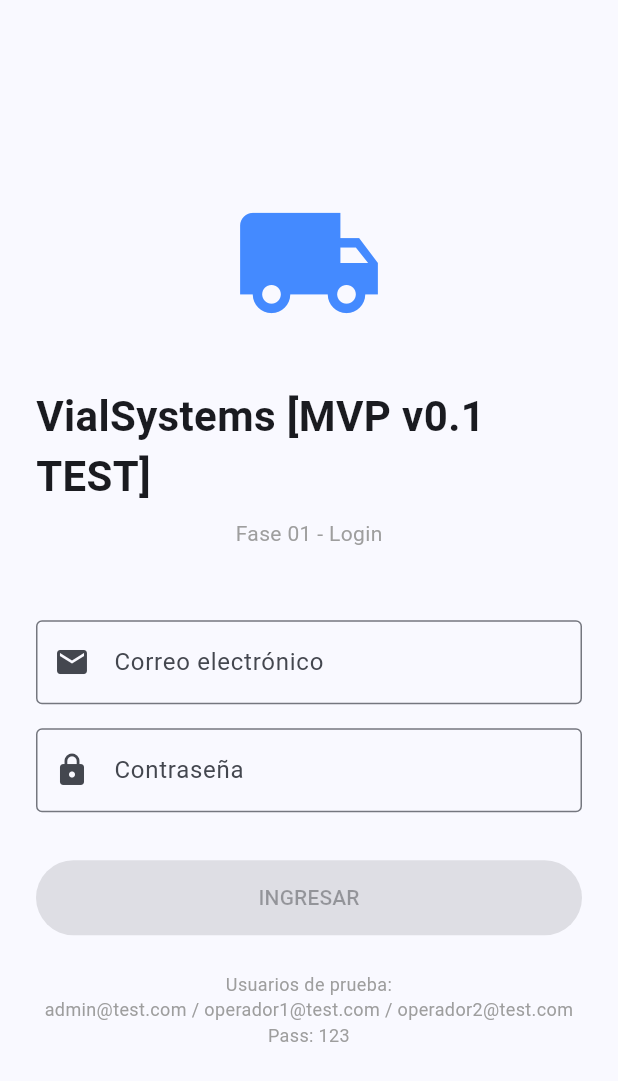
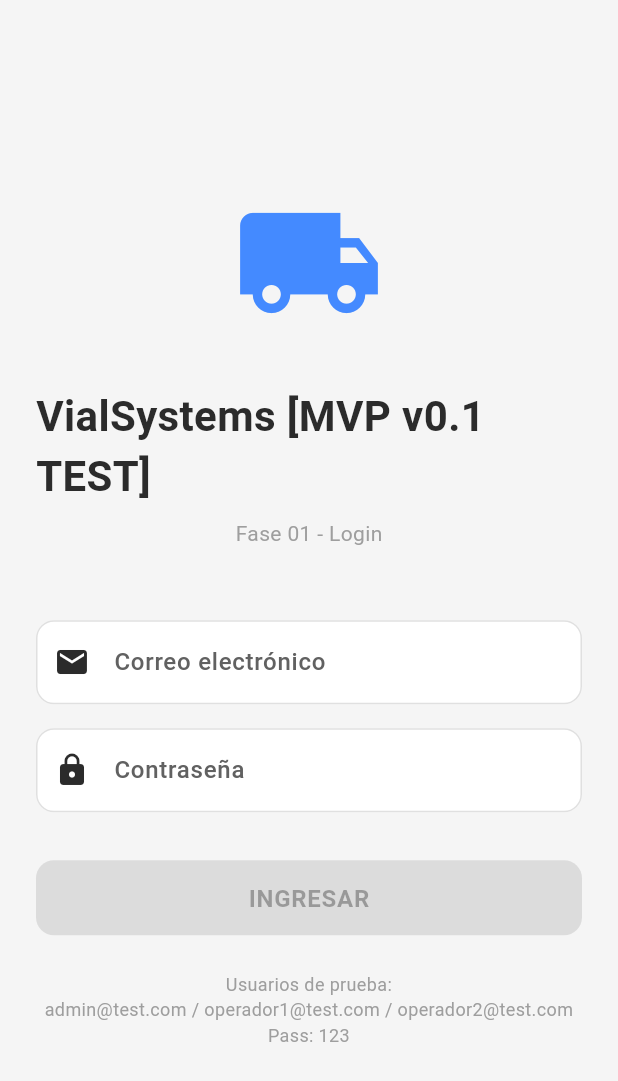
Before and after one commit to Rodakis/vialsystems-platform, a Flutter app: the screen it shows after launch, on a phone screen of 412 x 824 dp. Shown: the top 1081 px of the screen. Run offline on Flutter 3.47's test engine with Material 3 defaults, Android fonts, the phone set to English and light mode, and no system bars; our stand-ins replace image_picker, pdf, printing, shared_preferences, supabase_flutter; accounts and stored records are empty.

Commit message:
feat: implementar Fase 1 UI/UX: Identidad Visual, Design Tokens, Feature Flags e inyeccion de widgets ergonómicos

```diff
--- /dev/null
+++ b/vial_systems/lib/core/theme/app_colors.dart
@@ -0,0 +1,11 @@
+import 'package:flutter/material.dart';
+
+class AppColors {
+  static const yellowIndustrial = Color(0xFFF4B400);
+  static const darkGraphite = Color(0xFF2B2B2B);
+  static const lightGray = Color(0xFFF5F5F5);
+  static const operationalGreen = Color(0xFF4CAF50);
+  static const orangeAlert = Color(0xFFFF9800);
+  static const controlledRed = Color(0xFFD32F2F);
+  static const connectionGray = Color(0xFF9E9E9E);
+}
--- /dev/null
+++ b/vial_systems/lib/core/theme/app_theme.dart
@@ -0,0 +1,120 @@
+import 'package:flutter/material.dart';
+import 'app_colors.dart';
+import 'design_tokens.dart';
+
+class AppTheme {
+  static ThemeData get lightTheme {
+    return ThemeData(
+      useMaterial3: true,
+      colorScheme: const ColorScheme.light(
+        primary: AppColors.yellowIndustrial,
+        onPrimary: AppColors.darkGraphite,
+        secondary: AppColors.darkGraphite,
+        onSecondary: Colors.white,
+        surface: Colors.white,
+        onSurface: AppColors.darkGraphite,
+        error: AppColors.controlledRed,
+        onError: Colors.white,
+      ),
+      scaffoldBackgroundColor: AppColors.lightGray,
+      primaryColor: AppColors.yellowIndustrial,
+      fontFamily: 'Roboto', // Fallback nativo limpio y legible en Android/Web
+
+      appBarTheme: const AppBarTheme(
+        backgroundColor: AppColors.darkGraphite,
+        foregroundColor: Colors.white,
+        elevation: AppElevation.low,
+        iconTheme: IconThemeData(color: Colors.white),
+        actionsIconTheme: IconThemeData(color: Colors.white),
+        titleTextStyle: TextStyle(
+          color: Colors.white,
+          fontSize: 20,
+          fontWeight: FontWeight.bold,
+          letterSpacing: 0.5,
+        ),
+      ),
+
+      inputDecorationTheme: InputDecorationTheme(
+        filled: true,
+        fillColor: Colors.white,
+        contentPadding: const EdgeInsets.all(AppSpacing.md),
+        border: OutlineInputBorder(
+          borderRadius: BorderRadius.circular(AppRadius.md),
+          borderSide: BorderSide(color: Colors.grey.shade300),
+        ),
+        enabledBorder: OutlineInputBorder(
+          borderRadius: BorderRadius.circular(AppRadius.md),
+          borderSide: BorderSide(color: Colors.grey.shade300),
+        ),
+        focusedBorder: OutlineInputBorder(
+          borderRadius: BorderRadius.circular(AppRadius.md),
+          borderSide: const BorderSide(color: AppColors.yellowIndustrial, width: 2.0),
+        ),
+        errorBorder: OutlineInputBorder(
+          borderRadius: BorderRadius.circular(AppRadius.md),
+          borderSide: const BorderSide(color: AppColors.controlledRed, width: 1.5),
+        ),
+        focusedErrorBorder: OutlineInputBorder(
+          borderRadius: BorderRadius.circular(AppRadius.md),
+          borderSide: const BorderSide(color: AppColors.controlledRed, width: 2.0),
+        ),
+        labelStyle: TextStyle(
+          color: Colors.grey.shade700,
+          fontWeight: FontWeight.w500,
+        ),
+        hintStyle: TextStyle(
+          color: Colors.grey.shade500,
+        ),
+      ),
+
+      elevatedButtonTheme: ElevatedButtonThemeData(
+        style: ElevatedButton.styleFrom(
+          backgroundColor: AppColors.yellowIndustrial,
+          foregroundColor: AppColors.darkGraphite,
+          elevation: AppElevation.low,
+          minimumSize: const Size(88, 48), // Target táctil ergonómico de 48px
+          padding: const EdgeInsets.symmetric(
+            horizontal: AppSpacing.lg,
+            vertical: AppSpacing.md,
+          ),
+          shape: RoundedRectangleBorder(
+            borderRadius: BorderRadius.circular(AppRadius.md),
+          ),
+          textStyle: const TextStyle(
+            fontWeight: FontWeight.bold,
+            fontSize: 16,
+            letterSpacing: 0.5,
+          ),
+        ),
+      ),
+
+      outlinedButtonTheme: OutlinedButtonThemeData(
+        style: OutlinedButton.styleFrom(
+          foregroundColor: AppColors.darkGraphite,
+          side: const BorderSide(color: AppColors.darkGraphite, width: 1.5),
+          minimumSize: const Size(88, 48), // Target táctil ergonómico de 48px
+          padding: const EdgeInsets.symmetric(
+            horizontal: AppSpacing.lg,
+            vertical: AppSpacing.md,
+          ),
+          shape: RoundedRectangleBorder(
+            borderRadius: BorderRadius.circular(AppRadius.md),
+          ),
+          textStyle: const TextStyle(
+            fontWeight: FontWeight.bold,
+            fontSize: 16,
+            letterSpacing: 0.5,
+          ),
+        ),
+      ),
+
+      cardTheme: CardThemeData(
+        color: Colors.white,
+        elevation: AppElevation.low,
+        shape: RoundedRectangleBorder(
+          borderRadius: BorderRadius.circular(AppRadius.md),
+        ),
+      ),
+    );
+  }
+}
--- /dev/null
+++ b/vial_systems/lib/core/theme/design_tokens.dart
@@ -0,0 +1,30 @@
+class AppSpacing {
+  static const xs = 4.0;
+  static const sm = 8.0;
+  static const md = 16.0;
+  static const lg = 24.0;
+  static const xl = 32.0;
+}
+
+class AppRadius {
+  static const sm = 8.0;
+  static const md = 12.0;
+  static const lg = 18.0;
+}
+
+class AppElevation {
+  static const low = 2.0;
+  static const medium = 4.0;
+  static const high = 8.0;
+}
+
+class AppAnimations {
+  static const fast = Duration(milliseconds: 120);
+  static const normal = Duration(milliseconds: 220);
+}
+
+class AppIconSize {
+  static const sm = 18.0;
+  static const md = 24.0;
+  static const lg = 32.0;
+}
--- /dev/null
+++ b/vial_systems/lib/core/theme/visual_features.dart
@@ -0,0 +1,5 @@
+class VisualFeatures {
+  static const enableExperimentalAnimations = true;
+  static const enableAdvancedDashboard = false;
+  static const enableGlassEffects = false;
+}
--- a/vial_systems/lib/main.dart
+++ b/vial_systems/lib/main.dart
@@ -7,6 +7,7 @@ import 'features/auth/presentation/screens/login_screen.dart';
 import 'features/home/presentation/screens/home_screen.dart';
 import 'features/admin/presentation/screens/admin_dashboard_screen.dart';
 import 'features/auth/domain/models/user_model.dart';
+import 'core/theme/app_theme.dart';
 
 import 'features/catalogs/data/repositories/supabase_catalog_repository.dart';
 import 'core/providers/catalog_provider.dart';
@@ -67,10 +68,7 @@ class VialSystemsApp extends StatelessWidget {
   Widget build(BuildContext context) {
     return MaterialApp(
       title: 'VialSystems',
-      theme: ThemeData(
-        colorScheme: ColorScheme.fromSeed(seedColor: Colors.blueAccent),
-        useMaterial3: true,
-      ),
+      theme: AppTheme.lightTheme,
       home: Consumer<AuthProvider>(
         builder: (context, authProvider, child) {
           if (!authProvider.isInitialized) {
```
Also changed, not shown: vial_systems/lib/shared/widgets/industrial_button.dart (added, +171 -0 lines), vial_systems/lib/shared/widgets/industrial_card.dart (added, +134 -0 lines), vial_systems/lib/shared/widgets/industrial_logo.dart (added, +135 -0 lines).
